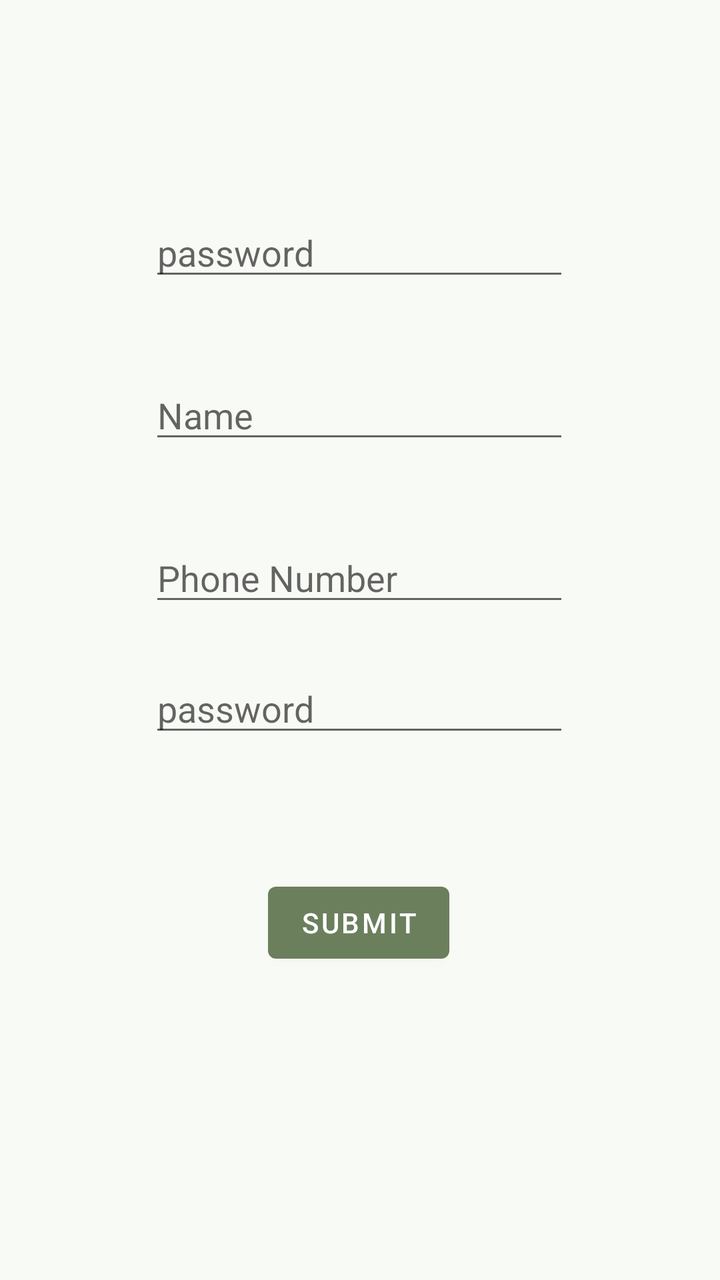
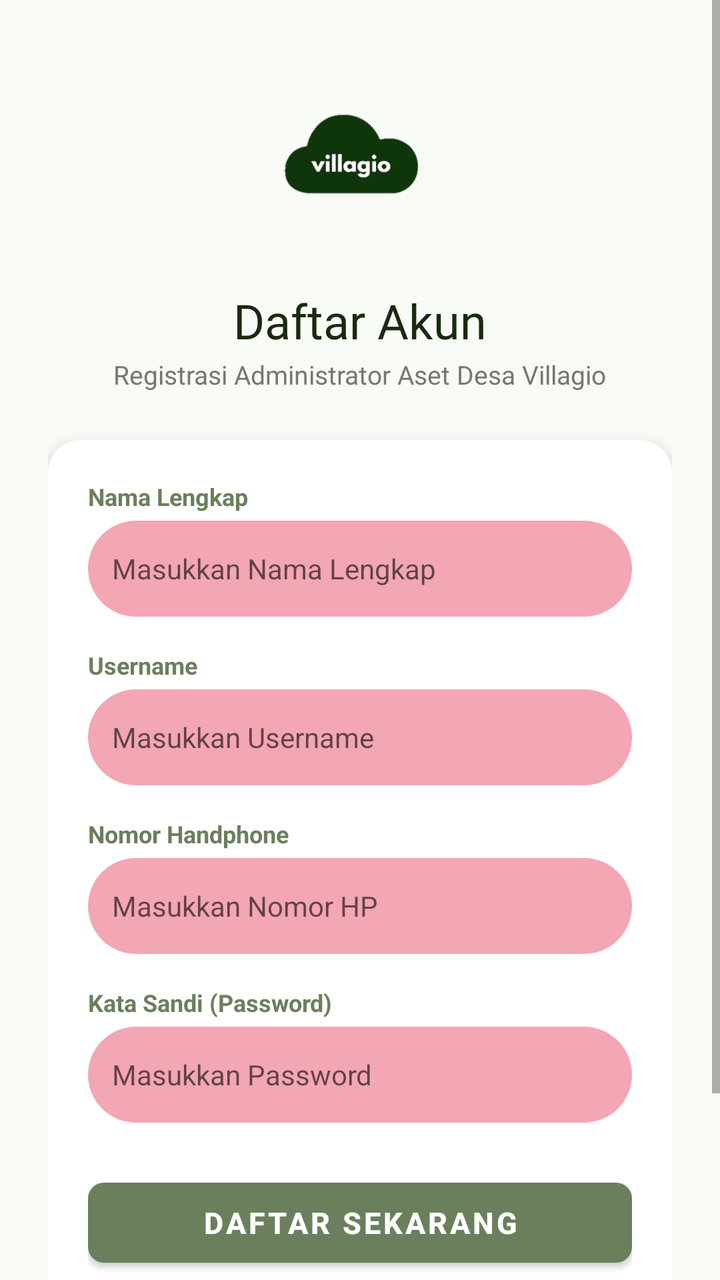

Compare the two renders of this Android layout. The source of the first and the diff that turns it into the second are given below.
<!-- AndroidManifest.xml: application theme Theme.Elincortis -->
<!-- res/layout/activity_registrasi.xml -->
<?xml version="1.0" encoding="utf-8"?>
<androidx.constraintlayout.widget.ConstraintLayout xmlns:android="http://schemas.android.com/apk/res/android"
    xmlns:app="http://schemas.android.com/apk/res-auto"
    xmlns:tools="http://schemas.android.com/tools"
    android:id="@+id/main"
    android:layout_width="match_parent"
    android:layout_height="match_parent"
    tools:context=".RegistrasiActivity">

    <EditText
        android:id="@+id/nama"
        android:layout_width="wrap_content"
        android:layout_height="wrap_content"
        android:layout_marginTop="40dp"
        android:ems="10"
        android:inputType="text"
        android:hint="Name"
        app:layout_constraintEnd_toEndOf="parent"
        app:layout_constraintHorizontal_bias="0.497"
        app:layout_constraintStart_toStartOf="parent"
        app:layout_constraintTop_toBottomOf="@+id/Password" />

    <EditText
        android:id="@+id/nomorHp"
        android:layout_width="wrap_content"
        android:layout_height="wrap_content"
        android:layout_marginTop="40dp"
        android:ems="10"
        android:hint="Phone Number"
        android:inputType="text"
        app:layout_constraintEnd_toEndOf="parent"
        app:layout_constraintHorizontal_bias="0.497"
        app:layout_constraintStart_toStartOf="parent"
        app:layout_constraintTop_toBottomOf="@+id/nama" />

    <EditText
        android:id="@+id/Password"
        android:layout_width="wrap_content"
        android:layout_height="wrap_content"
        android:layout_marginTop="104dp"
        android:ems="10"
        android:inputType="text"
        android:hint="password"
        app:layout_constraintEnd_toEndOf="parent"
        app:layout_constraintHorizontal_bias="0.497"
        app:layout_constraintStart_toStartOf="parent"
        app:layout_constraintTop_toTopOf="parent" />

    <Button
        android:id="@+id/submit"
        android:layout_width="wrap_content"
        android:layout_height="wrap_content"
        android:layout_marginTop="64dp"
        android:text="submit"
        app:layout_constraintEnd_toEndOf="parent"
        app:layout_constraintHorizontal_bias="0.498"
        app:layout_constraintStart_toStartOf="parent"
        app:layout_constraintTop_toBottomOf="@+id/username" />

    <EditText
        android:id="@+id/username"
        android:layout_width="wrap_content"
        android:layout_height="wrap_content"
        android:layout_marginTop="24dp"
        android:ems="10"
        android:inputType="text"
        android:hint="password"
        app:layout_constraintEnd_toEndOf="parent"
        app:layout_constraintHorizontal_bias="0.497"
        app:layout_constraintStart_toStartOf="parent"
        app:layout_constraintTop_toBottomOf="@+id/nomorHp" />
</androidx.constraintlayout.widget.ConstraintLayout>
<!-- resources referenced by this layout -->
<resources>
  <style name="Theme.Elincortis" parent="Base.Theme.Elincortis" />
  <style name="Base.Theme.Elincortis" parent="Theme.MaterialComponents.DayNight.NoActionBar">
  
          
          <item name="colorPrimary">@color/sage_primary</item>
          <item name="colorPrimaryVariant">@color/sage_toolbar_dark</item>
          <item name="colorOnPrimary">@color/sage_on_primary</item>
  
          
          <item name="colorSecondary">@color/sage_accent</item>
          <item name="colorSecondaryVariant">@color/sage_secondary</item>
          <item name="colorOnSecondary">@color/sage_on_secondary</item>
  
          
          <item name="android:colorBackground">@color/sage_background</item>
          <item name="colorOnBackground">@color/sage_on_background</item>
          <item name="colorSurface">@color/sage_surface</item>
          <item name="colorOnSurface">@color/sage_on_surface</item>
  
          
          <item name="colorError">@color/sage_error</item>
          <item name="colorOnError">@color/sage_on_error</item>
  
          
          <item name="android:statusBarColor">@color/sage_toolbar_dark</item>
          <item name="android:navigationBarColor">@color/sage_surface</item>
      </style>
  <color name="sage_primary">#6B7F5D</color>
  <color name="sage_toolbar_dark">#526140</color>
  <color name="sage_on_primary">#FFFFFF</color>
  <color name="sage_accent">#8BA870</color>
  <color name="sage_secondary">#58624B</color>
  <color name="sage_on_secondary">#FFFFFF</color>
  <color name="sage_background">#F8FAF5</color>
  <color name="sage_on_background">#1A1C18</color>
  <color name="sage_surface">#F8FAF5</color>
  <color name="sage_on_surface">#1A1C18</color>
  <color name="sage_error">#BA1A1A</color>
  <color name="sage_on_error">#FFFFFF</color>
</resources>

<!-- the commit's change to res/layout/activity_registrasi.xml (unified diff, before → after) -->
@@ -1,72 +1,168 @@
 <?xml version="1.0" encoding="utf-8"?>
-<androidx.constraintlayout.widget.ConstraintLayout xmlns:android="http://schemas.android.com/apk/res/android"
+<ScrollView xmlns:android="http://schemas.android.com/apk/res/android"
     xmlns:app="http://schemas.android.com/apk/res-auto"
     xmlns:tools="http://schemas.android.com/tools"
     android:id="@+id/main"
     android:layout_width="match_parent"
     android:layout_height="match_parent"
+    android:background="@color/sage_background"
     tools:context=".RegistrasiActivity">
 
-    <EditText
-        android:id="@+id/nama"
-        android:layout_width="wrap_content"
+    <LinearLayout
+        android:layout_width="match_parent"
         android:layout_height="wrap_content"
-        android:layout_marginTop="40dp"
-        android:ems="10"
-        android:inputType="text"
-        android:hint="Name"
-        app:layout_constraintEnd_toEndOf="parent"
-        app:layout_constraintHorizontal_bias="0.497"
-        app:layout_constraintStart_toStartOf="parent"
-        app:layout_constraintTop_toBottomOf="@+id/Password" />
+        android:orientation="vertical"
+        android:padding="24dp"
+        android:gravity="center_horizontal">
 
-    <EditText
-        android:id="@+id/nomorHp"
-        android:layout_width="wrap_content"
-        android:layout_height="wrap_content"
-        android:layout_marginTop="40dp"
-        android:ems="10"
-        android:hint="Phone Number"
-        android:inputType="text"
-        app:layout_constraintEnd_toEndOf="parent"
-        app:layout_constraintHorizontal_bias="0.497"
-        app:layout_constraintStart_toStartOf="parent"
-        app:layout_constraintTop_toBottomOf="@+id/nama" />
+        
+        <ImageView
+            android:layout_width="80dp"
+            android:layout_height="80dp"
+            android:src="@drawable/logo"
+            android:layout_marginTop="24dp"
+            android:contentDescription="Villagio Logo" />
 
-    <EditText
-        android:id="@+id/Password"
-        android:layout_width="wrap_content"
-        android:layout_height="wrap_content"
-        android:layout_marginTop="104dp"
-        android:ems="10"
-        android:inputType="text"
-        android:hint="password"
-        app:layout_constraintEnd_toEndOf="parent"
-        app:layout_constraintHorizontal_bias="0.497"
-        app:layout_constraintStart_toStartOf="parent"
-        app:layout_constraintTop_toTopOf="parent" />
+        <TextView
+            android:layout_width="wrap_content"
+            android:layout_height="wrap_content"
+            android:text="Daftar Akun"
+            android:textSize="24sp"
+            android:textColor="@color/sage_on_primary_container"
+            android:fontFamily="@font/poppins_bold"
+            android:layout_marginTop="16dp"/>
 
-    <Button
-        android:id="@+id/submit"
-        android:layout_width="wrap_content"
-        android:layout_height="wrap_content"
-        android:layout_marginTop="64dp"
-        android:text="submit"
-        app:layout_constraintEnd_toEndOf="parent"
-        app:layout_constraintHorizontal_bias="0.498"
-        app:layout_constraintStart_toStartOf="parent"
-        app:layout_constraintTop_toBottomOf="@+id/username" />
+        <TextView
+            android:layout_width="wrap_content"
+            android:layout_height="wrap_content"
+            android:text="Registrasi Administrator Aset Desa Villagio"
+            android:textSize="13sp"
+            android:textColor="@color/sage_outline"
+            android:layout_marginTop="2dp"
+            android:layout_marginBottom="24dp"/>
 
-    <EditText
-        android:id="@+id/username"
-        android:layout_width="wrap_content"
-        android:layout_height="wrap_content"
-        android:layout_marginTop="24dp"
-        android:ems="10"
-        android:inputType="text"
-        android:hint="password"
-        app:layout_constraintEnd_toEndOf="parent"
-        app:layout_constraintHorizontal_bias="0.497"
-        app:layout_constraintStart_toStartOf="parent"
-        app:layout_constraintTop_toBottomOf="@+id/nomorHp" />
-</androidx.constraintlayout.widget.ConstraintLayout>
+        
+        <androidx.cardview.widget.CardView
+            android:layout_width="match_parent"
+            android:layout_height="wrap_content"
+            app:cardCornerRadius="16dp"
+            app:cardElevation="4dp"
+            app:cardBackgroundColor="@color/sage_card">
+
+            <LinearLayout
+                android:layout_width="match_parent"
+                android:layout_height="wrap_content"
+                android:orientation="vertical"
+                android:padding="20dp">
+
+                
+                <TextView
+                    android:layout_width="wrap_content"
+                    android:layout_height="wrap_content"
+                    android:text="Nama Lengkap"
+                    android:textStyle="bold"
+                    android:textSize="12sp"
+                    android:textColor="@color/sage_primary"
+                    android:layout_marginBottom="4dp"/>
+
+                <EditText
+                    android:id="@+id/nama"
+                    android:layout_width="match_parent"
+                    android:layout_height="48dp"
+                    android:hint="Masukkan Nama Lengkap"
+                    android:inputType="textPersonName"
+                    android:textSize="14sp"
+                    android:background="@drawable/bg_input"
+                    android:padding="12dp"
+                    android:layout_marginBottom="16dp" />
+
+                
+                <TextView
+                    android:layout_width="wrap_content"
+                    android:layout_height="wrap_content"
+                    android:text="Username"
+                    android:textStyle="bold"
+                    android:textSize="12sp"
+                    android:textColor="@color/sage_primary"
+                    android:layout_marginBottom="4dp"/>
+
+                <EditText
+                    android:id="@+id/username"
+                    android:layout_width="match_parent"
+                    android:layout_height="48dp"
+                    android:hint="Masukkan Username"
+                    android:inputType="text"
+                    android:textSize="14sp"
+                    android:background="@drawable/bg_input"
+                    android:padding="12dp"
+                    android:layout_marginBottom="16dp" />
+
+                
+                <TextView
+                    android:layout_width="wrap_content"
+                    android:layout_height="wrap_content"
+                    android:text="Nomor Handphone"
+                    android:textStyle="bold"
+                    android:textSize="12sp"
+                    android:textColor="@color/sage_primary"
+                    android:layout_marginBottom="4dp"/>
+
+                <EditText
+                    android:id="@+id/nomorHp"
+                    android:layout_width="match_parent"
+                    android:layout_height="48dp"
+                    android:hint="Masukkan Nomor HP"
+                    android:inputType="phone"
+                    android:textSize="14sp"
+                    android:background="@drawable/bg_input"
+                    android:padding="12dp"
+                    android:layout_marginBottom="16dp" />
+
+                
+                <TextView
+                    android:layout_width="wrap_content"
+                    android:layout_height="wrap_content"
+                    android:text="Kata Sandi (Password)"
+                    android:textStyle="bold"
+                    android:textSize="12sp"
+                    android:textColor="@color/sage_primary"
+                    android:layout_marginBottom="4dp"/>
+
+                <EditText
+                    android:id="@+id/Password"
+                    android:layout_width="match_parent"
+                    android:layout_height="48dp"
+                    android:hint="Masukkan Password"
+                    android:inputType="textPassword"
+                    android:textSize="14sp"
+                    android:background="@drawable/bg_input"
+                    android:padding="12dp"
+                    android:layout_marginBottom="24dp" />
+
+                
+                <com.google.android.material.button.MaterialButton
+                    android:id="@+id/submit"
+                    android:layout_width="match_parent"
+                    android:layout_height="52dp"
+                    android:text="Daftar Sekarang"
+                    android:textSize="15sp"
+                    android:textStyle="bold"
+                    android:textColor="@color/sage_on_primary"
+                    app:backgroundTint="@color/sage_primary"
+                    app:cornerRadius="8dp" />
+            </LinearLayout>
+        </androidx.cardview.widget.CardView>
+
+        
+        <com.google.android.material.button.MaterialButton
+            android:id="@+id/btnBackToLogin"
+            style="@style/Widget.MaterialComponents.Button.TextButton"
+            android:layout_width="wrap_content"
+            android:layout_height="wrap_content"
+            android:layout_marginTop="20dp"
+            android:text="Sudah punya akun? Masuk disini"
+            android:textColor="@color/sage_primary"
+            android:textSize="14sp" />
+
+    </LinearLayout>
+</ScrollView>
<!-- resource entries referenced after the edit -->
@@ -28,12 +28,22 @@
           <item name="android:navigationBarColor">@color/sage_surface</item>
       </style>
   <color name="sage_primary">#6B7F5D</color>
+  <!-- drawable bg_input (drawable) -->
+  <?xml version="1.0" encoding="utf-8"?>
+  <shape xmlns:android="http://schemas.android.com/apk/res/android">
+      <solid android:color="#F3A6B3"/>
+      <corners android:radius="25dp"/>
+  </shape>
+  <!-- drawable logo: png bitmap (drawable, 31883 bytes) -->
   <color name="sage_toolbar_dark">#526140</color>
   <color name="sage_on_primary">#FFFFFF</color>
+  <color name="sage_on_primary_container">#1A2A10</color>
+  <color name="sage_outline">#74796D</color>
   <color name="sage_accent">#8BA870</color>
   <color name="sage_secondary">#58624B</color>
   <color name="sage_on_secondary">#FFFFFF</color>
   <color name="sage_background">#F8FAF5</color>
+  <color name="sage_card">#FFFFFF</color>
   <color name="sage_on_background">#1A1C18</color>
   <color name="sage_surface">#F8FAF5</color>
   <color name="sage_on_surface">#1A1C18</color>
